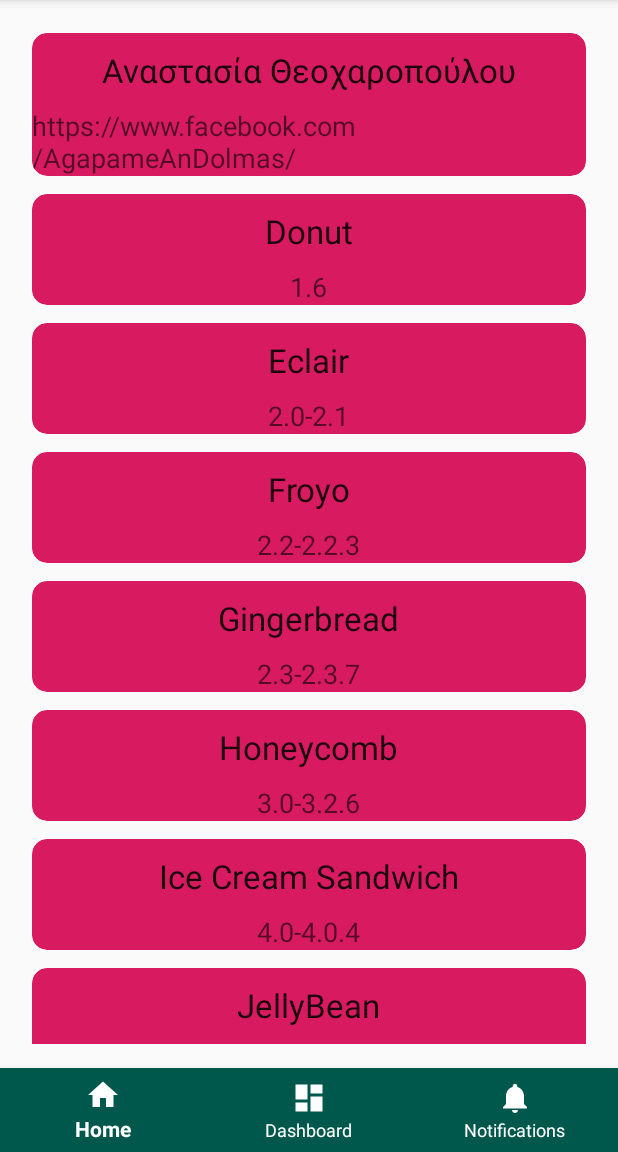
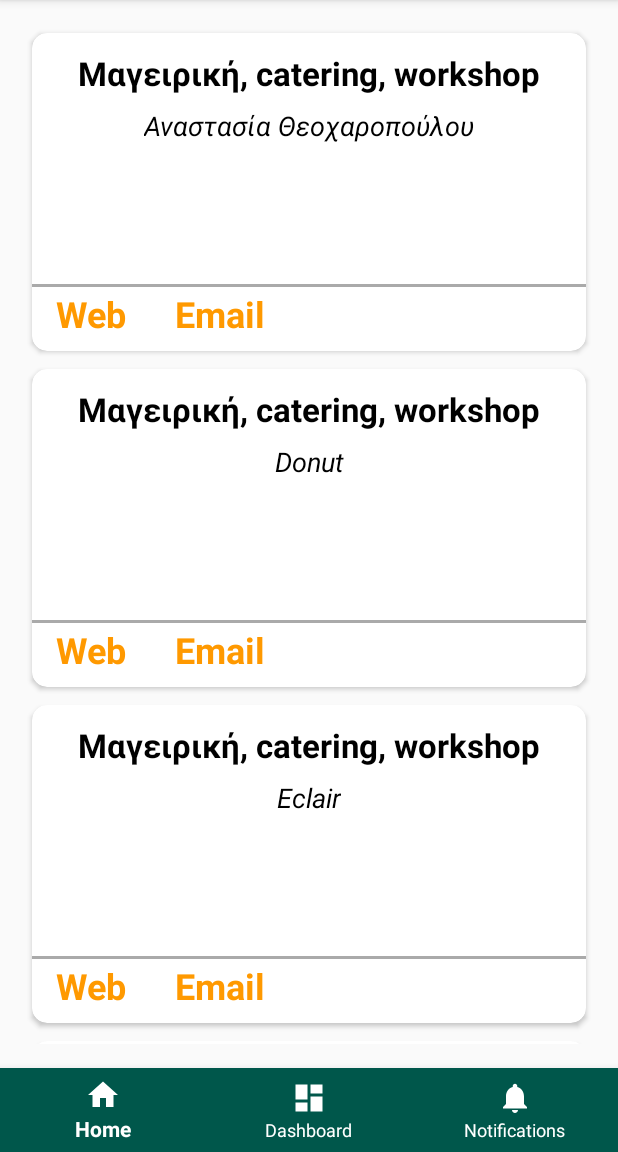
Before and after one commit to AlexKolydas/GreeksInBrno, an Android app: the screen it shows after launch (MainActivity), on a phone screen of 412 x 824 dp, the part 84-1236 px from its top. Run offline under Robolectric (Android 15) with nearby library versions, the phone set to English and light mode, and no system bars.

Commit message:
cardview style almost finished

```diff
--- a/app/src/main/java/com/kolydas/greeksinbrno/Adapters/FoodAdapter.java
+++ b/app/src/main/java/com/kolydas/greeksinbrno/Adapters/FoodAdapter.java
@@ -1,6 +1,8 @@
 package com.kolydas.greeksinbrno.Adapters;
 
-import android.support.annotation.NonNull;
+import android.content.Intent;
+import android.net.Uri;
+
 import android.support.v7.widget.RecyclerView;
 import android.view.LayoutInflater;
 import android.view.View;
@@ -8,7 +10,7 @@ import android.view.ViewGroup;
 import android.widget.ImageView;
 import android.widget.TextView;
 
-import com.kolydas.greeksinbrno.MainActivity;
+
 import com.kolydas.greeksinbrno.Models.FoodModel;
 import com.kolydas.greeksinbrno.R;
 
@@ -16,27 +18,30 @@ import java.util.ArrayList;
 
 public class FoodAdapter extends RecyclerView.Adapter<FoodAdapter.MyViewHolder> {
 
+    //ArrayList that gets all the model stuff
     private ArrayList<FoodModel> dataSet;
 
     public static class MyViewHolder extends RecyclerView.ViewHolder {
 
         TextView textViewName;
-        TextView textViewVersion;
+        TextView textViewTitle;
+        TextView textViewWeb;
 
         public MyViewHolder(View itemView) {
             super(itemView);
-            this.textViewName = (TextView) itemView.findViewById(R.id.textViewName);
-            this.textViewVersion = (TextView) itemView.findViewById(R.id.textViewVersion);
+            this.textViewName = (TextView) itemView.findViewById(R.id.nameText);
+            this.textViewTitle = (TextView) itemView.findViewById(R.id.titleText);
+            this.textViewWeb=(TextView) itemView.findViewById(R.id.webTextView);
         }
     }
 
+    //gets from Model FoodModel
     public FoodAdapter(ArrayList<FoodModel> data) {
         this.dataSet = data;
     }
 
     @Override
-    public MyViewHolder onCreateViewHolder(ViewGroup parent,
-                                           int viewType) {
+    public MyViewHolder onCreateViewHolder(ViewGroup parent, int viewType) {
         View view = LayoutInflater.from(parent.getContext())
                 .inflate(R.layout.card_layout_food, parent, false);
 
@@ -50,10 +55,19 @@ public class FoodAdapter extends RecyclerView.Adapter<FoodAdapter.MyViewHolder>
     public void onBindViewHolder(final MyViewHolder holder, final int listPosition) {
 
         TextView textViewName = holder.textViewName;
-        TextView textViewVersion = holder.textViewVersion;
+        TextView textViewTitle = holder.textViewTitle;
+        TextView textViewWeb=holder.textViewWeb;
 
         textViewName.setText(dataSet.get(listPosition).getName());
-        textViewVersion.setText(dataSet.get(listPosition).getVersion());
+        textViewTitle.setText(dataSet.get(listPosition).getTitle());
+
+        textViewWeb.setOnClickListener(new View.OnClickListener() {
+            @Override
+            public void onClick(View v) {
+                Intent openLink = new Intent(Intent.ACTION_VIEW,Uri.parse(dataSet.get(listPosition).getWeb()));
+                v.getContext().startActivity(openLink);
+            }
+        });
     }
 
     @Override
--- a/app/src/main/java/com/kolydas/greeksinbrno/Data/FoodData.java
+++ /dev/null
@@ -1,14 +0,0 @@
-package com.kolydas.greeksinbrno.Data;
-
-import com.kolydas.greeksinbrno.R;
-
-public class FoodData {
-
-
-        public static String[] nameArray = {"Αναστασία Θεοχαροπούλου", "Donut", "Eclair", "Froyo", "Gingerbread", "Honeycomb", "Ice Cream Sandwich","JellyBean", "Kitkat", "Lollipop", "Marshmallow"};
-        public static String[] versionArray = {"https://www.facebook.com/AgapameAnDolmas/", "1.6", "2.0-2.1", "2.2-2.2.3", "2.3-2.3.7", "3.0-3.2.6", "4.0-4.0.4", "4.1-4.3.1", "4.4-4.4.4", "5.0-5.1.1","6.0-6.0.1"};
-
-
-        public static Integer[] id_ = {0, 1, 2, 3, 4, 5, 6, 7, 8, 9, 10};
-
-    }
--- /dev/null
+++ b/app/src/main/java/com/kolydas/greeksinbrno/Data/MyData.java
@@ -0,0 +1,11 @@
+package com.kolydas.greeksinbrno.Data;
+
+
+public class MyData {
+
+
+        public static String[] nameArray = {"Αναστασία Θεοχαροπούλου", "Donut", "Eclair", "Froyo", "Gingerbread", "Honeycomb", "Ice Cream Sandwich","JellyBean", "Kitkat", "Lollipop", "Marshmallow"};
+        public static String[] webArray = {"https://www.facebook.com/AgapameAnDolmas/", "1.6", "2.0-2.1", "2.2-2.2.3", "2.3-2.3.7", "3.0-3.2.6", "4.0-4.0.4", "4.1-4.3.1", "4.4-4.4.4", "5.0-5.1.1","6.0-6.0.1"};
+        public static String[] titleArray = {"Μαγειρική, catering, workshop","Μαγειρική, catering, workshop","Μαγειρική, catering, workshop","Μαγειρική, catering, workshop","Μαγειρική, catering, workshop","Μαγειρική, catering, workshop","Μαγειρική, catering, workshop","Μαγειρική, catering, workshop","Μαγειρική, catering, workshop","Μαγειρική, catering, workshop"};
+
+    }
--- a/app/src/main/java/com/kolydas/greeksinbrno/Models/FoodModel.java
+++ b/app/src/main/java/com/kolydas/greeksinbrno/Models/FoodModel.java
@@ -2,27 +2,26 @@ package com.kolydas.greeksinbrno.Models;
 
 public class FoodModel {
 
-    String name;
-    String version;
-    int id_;
+    private String name;
+    private String title;
+    private String web;
 
-    public FoodModel(String name, String version, int id_) {
+    public FoodModel(String name, String title, String web) {
         this.name = name;
-        this.version = version;
-        this.id_ = id_;
+        this.title = title;
+        this.web = web;
     }
 
     public String getName() {
         return name;
     }
 
-    public String getVersion() {
-        return version;
+    public String getTitle() {
+        return title;
     }
 
-
-    public int getId() {
-        return id_;
+    public String getWeb() {
+        return web;
     }
 
 }
--- a/app/src/main/java/com/kolydas/greeksinbrno/specialities/Doctors.java
+++ b/app/src/main/java/com/kolydas/greeksinbrno/specialities/Doctors.java
@@ -4,17 +4,48 @@ import android.os.Bundle;
 import android.support.annotation.NonNull;
 import android.support.annotation.Nullable;
 import android.support.v4.app.Fragment;
+import android.support.v7.widget.DefaultItemAnimator;
+import android.support.v7.widget.LinearLayoutManager;
+import android.support.v7.widget.RecyclerView;
 import android.view.LayoutInflater;
 import android.view.View;
 import android.view.ViewGroup;
 
+import com.kolydas.greeksinbrno.Adapters.FoodAdapter;
+import com.kolydas.greeksinbrno.Data.MyData;
+import com.kolydas.greeksinbrno.Models.FoodModel;
 import com.kolydas.greeksinbrno.R;
+
+import java.util.ArrayList;
 
 public class Doctors extends Fragment {
 
     @Nullable
     @Override
     public View onCreateView(@NonNull LayoutInflater inflater, @Nullable ViewGroup container, @Nullable Bundle savedInstanceState) {
-        return inflater.inflate(R.layout.fragment_doctors,null);
+
+        View view=inflater.inflate(R.layout.fragment_doctors,null);
+
+
+        recyclerView = (RecyclerView) view.findViewById(R.id.recycler_food);
+        recyclerView.setHasFixedSize(true);
+
+        layoutManager = new LinearLayoutManager(getContext());
+        recyclerView.setLayoutManager(layoutManager);
+        recyclerView.setItemAnimator(new DefaultItemAnimator());
+
+        data = new ArrayList<FoodModel>();
+        for (int i = 0; i < MyData.titleArray.length; i++) {
+            data.add(new FoodModel(
+                    MyData.nameArray[i],
+                    MyData.titleArray[i],
+                    MyData.webArray[i]
+            ));
+        }
+
+        adapter = new FoodAdapter(data);
+        recyclerView.setAdapter(adapter);
+        return view;
+
     }
 }
--- a/app/src/main/java/com/kolydas/greeksinbrno/specialities/Food.java
+++ b/app/src/main/java/com/kolydas/greeksinbrno/specialities/Food.java
@@ -17,7 +17,7 @@ import android.widget.TextView;
 import android.widget.Toast;
 
 import com.kolydas.greeksinbrno.Adapters.FoodAdapter;
-import com.kolydas.greeksinbrno.Data.FoodData;
+import com.kolydas.greeksinbrno.Data.MyData;
 import com.kolydas.greeksinbrno.Models.FoodModel;
 import com.kolydas.greeksinbrno.R;
 
@@ -29,7 +29,6 @@ public class Food extends Fragment {
     private RecyclerView.LayoutManager layoutManager;
     private static RecyclerView recyclerView;
     private static ArrayList<FoodModel> data;
-    private static ArrayList<Integer> removedItems;
 
 
     @Nullable
@@ -47,16 +46,13 @@ public class Food extends Fragment {
         recyclerView.setItemAnimator(new DefaultItemAnimator());
 
         data = new ArrayList<FoodModel>();
-        for (int i = 0; i < FoodData.nameArray.length; i++) {
+        for (int i = 0; i < MyData.titleArray.length; i++) {
             data.add(new FoodModel(
-                    FoodData.nameArray[i],
-                    FoodData.versionArray[i],
-                    FoodData.id_[i]
+                    MyData.nameArray[i],
+                    MyData.titleArray[i],
+                    MyData.webArray[i]
             ));
         }
-
-
-        removedItems = new ArrayList<Integer>();
 
         adapter = new FoodAdapter(data);
         recyclerView.setAdapter(adapter);
--- a/app/src/main/res/layout/card_layout_food.xml
+++ b/app/src/main/res/layout/card_layout_food.xml
@@ -1,47 +1,99 @@
-<?xml version="1.0" encoding="utf-8"?>
-<LinearLayout xmlns:android="http://schemas.android.com/apk/res/android"
-    android:layout_width="match_parent"
-    android:layout_height="wrap_content"
-    android:orientation="vertical"
-    android:tag="cards main container">
-
-    <android.support.v7.widget.CardView xmlns:card_view="http://schemas.android.com/apk/res-auto"
+<android.support.v7.widget.CardView xmlns:android="http://schemas.android.com/apk/res/android"
+    xmlns:card_view="http://schemas.android.com/apk/res-auto"
+    xmlns:tools="http://schemas.android.com/tools"
     android:id="@+id/card_view"
     android:layout_width="match_parent"
     android:layout_height="wrap_content"
-        card_view:cardBackgroundColor="@color/colorAccent"
     card_view:cardCornerRadius="10dp"
-        card_view:cardElevation="-1dp"
     card_view:cardUseCompatPadding="true">
 
-
-        <LinearLayout
+    <android.support.constraint.ConstraintLayout
         android:layout_width="match_parent"
-            android:layout_height="wrap_content"
-            android:layout_marginTop="0dp"
+        android:layout_height="200dp"
+        android:layout_marginTop="12dp"
         android:orientation="vertical">
 
         <TextView
-                android:id="@+id/textViewName"
+            android:id="@+id/titleText"
             android:layout_width="wrap_content"
             android:layout_height="wrap_content"
+            android:layout_alignParentStart="true"
             android:layout_gravity="center_horizontal"
-                android:layout_marginTop="10dp"
-                android:text="Android Name"
-                android:textAppearance="?android:attr/textAppearanceLarge" />
+            android:layout_marginStart="8dp"
+            android:layout_marginEnd="8dp"
+            android:layout_marginBottom="8dp"
+            android:textStyle="bold"
+            android:textColor="@color/colorBlack"
+            android:text="Title"
+            android:textAppearance="?android:attr/textAppearanceLarge"
+            card_view:layout_constraintBottom_toBottomOf="parent"
+            card_view:layout_constraintEnd_toEndOf="parent"
+            card_view:layout_constraintStart_toStartOf="parent"
+            card_view:layout_constraintTop_toTopOf="parent"
+            card_view:layout_constraintVertical_bias="0.0" />
 
         <TextView
-                android:id="@+id/textViewVersion"
+            android:id="@+id/nameText"
             android:layout_width="wrap_content"
             android:layout_height="wrap_content"
-                android:layout_gravity="center_horizontal"
-                android:layout_marginTop="10dp"
+            android:layout_marginStart="8dp"
+            android:layout_marginTop="8dp"
+            android:layout_marginEnd="8dp"
+            android:layout_marginBottom="8dp"
+            android:text="Name"
+            android:textColor="@color/colorBlack"
+            android:textSize="18sp"
+            android:textStyle="italic"
+            card_view:layout_constraintBottom_toBottomOf="parent"
+            card_view:layout_constraintEnd_toEndOf="parent"
+            card_view:layout_constraintStart_toStartOf="parent"
+            card_view:layout_constraintTop_toBottomOf="@+id/titleText"
+            card_view:layout_constraintVertical_bias="0.0" />
 
-                android:text="Android Version"
-                android:textAppearance="?android:attr/textAppearanceMedium" />
+        <!--The gray line-->
+        <View
+            android:id="@+id/view"
+            android:layout_width="match_parent"
+            android:layout_height="2dp"
+            android:layout_marginTop="8dp"
+            android:layout_marginBottom="8dp"
+            android:background="@android:color/darker_gray"
+            card_view:layout_constraintBottom_toBottomOf="parent"
+            card_view:layout_constraintTop_toTopOf="@+id/titleText"
+            card_view:layout_constraintVertical_bias="0.81" />
 
-        </LinearLayout>
+        <TextView
+            android:id="@+id/webTextView"
+            android:layout_width="wrap_content"
+            android:layout_height="wrap_content"
+            android:layout_marginStart="16dp"
+            android:layout_marginBottom="8dp"
+            android:text="Web"
+            android:textColor="@color/colorOrange"
+            android:textSize="24sp"
+            android:textStyle="bold"
+            card_view:layout_constraintBottom_toBottomOf="parent"
+            card_view:layout_constraintStart_toStartOf="parent"
+            card_view:layout_constraintTop_toBottomOf="@+id/view"
+            card_view:layout_constraintVertical_bias="0.77" />
+
+        <TextView
+            android:id="@+id/emailTextView"
+            android:layout_width="wrap_content"
+            android:layout_height="wrap_content"
+            android:layout_marginStart="32dp"
+            android:layout_marginBottom="8dp"
+            android:textColor="@color/colorOrange"
+
+            android:textSize="24sp"
+            android:textStyle="bold"
+            android:text="Email"
+            card_view:layout_constraintBottom_toBottomOf="parent"
+            card_view:layout_constraintStart_toEndOf="@+id/webTextView"
+            card_view:layout_constraintTop_toBottomOf="@+id/view" />
+
+
+    </android.support.constraint.ConstraintLayout>
+
 
 </android.support.v7.widget.CardView>
-
-</LinearLayout>
--- a/app/src/main/res/values/colors.xml
+++ b/app/src/main/res/values/colors.xml
@@ -1,6 +1,8 @@
 <?xml version="1.0" encoding="utf-8"?>
 <resources>
     <color name="colorPrimary">#008577</color>
-    <color name="colorPrimaryDark">#00574B</color>
+    <color name="colorPrimaryDark">#00574b</color>
     <color name="colorAccent">#D81B60</color>
+    <color name="colorBlack">#000</color>
+    <color name="colorOrange">#ff9900</color>
 </resources>
```
Lines whose indentation alone changed are shown as unchanged.
